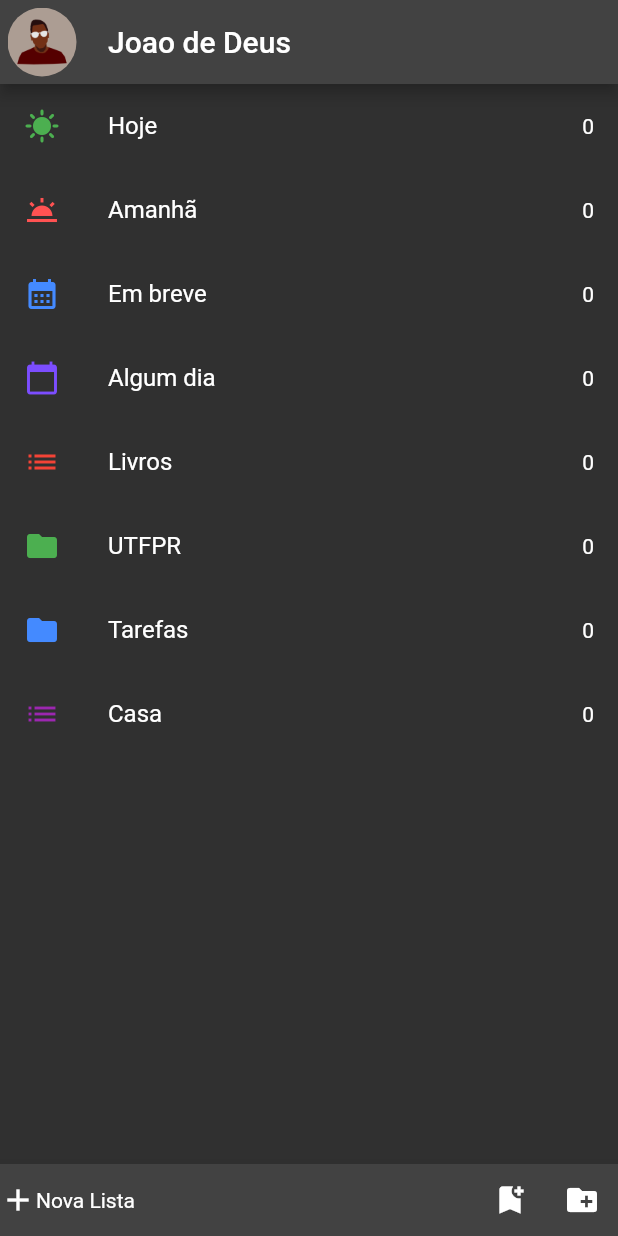
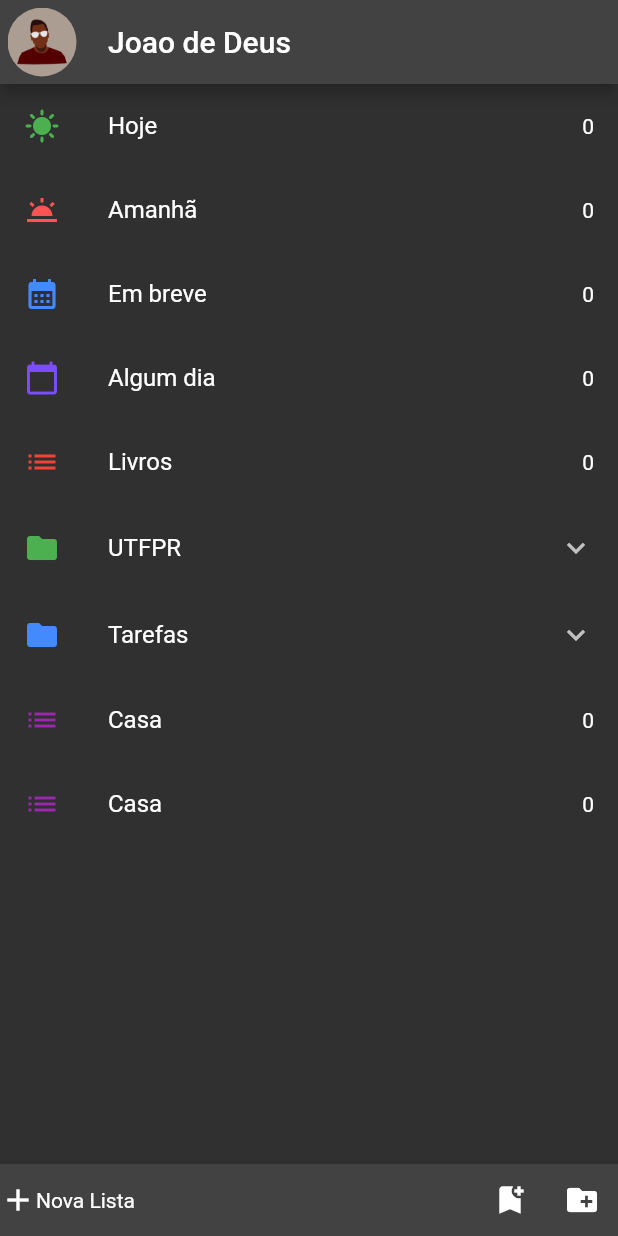
Before and after one commit to laairoy/todo, a Flutter app: the screen it shows after launch, on a phone screen of 412 x 824 dp. Run offline on Flutter 3.47's test engine with Material 2 defaults, Android fonts, the phone set to English and light mode, and no system bars.

Commit message:
showing list inside folders.

```diff
--- a/lib/pages/home_page.dart
+++ b/lib/pages/home_page.dart
@@ -32,6 +32,7 @@ class HomePage extends StatelessWidget {
         children: [
           ListView.builder(
             shrinkWrap: true,
+            physics: NeverScrollableScrollPhysics(),
             itemCount: fixedList.length,
             itemBuilder: (context, int index) {
               return ListTile(
@@ -43,15 +44,37 @@ class HomePage extends StatelessWidget {
           ),
           ListView.builder(
             shrinkWrap: true,
+            physics: NeverScrollableScrollPhysics(),
             itemCount: loadList.length,
             itemBuilder: (context, int index) {
-              return ListTile(
-                title: Text(loadList[index].name),
-                leading: loadList[index].type == ItemType.FOLDER
-                    ? Icon(Icons.folder, color: loadList[index].color)
-                    : Icon(Icons.list, color: loadList[index].color),
-                trailing: const Text('0'),
-              );
+              return loadList[index].type == ItemType.FOLDER
+                  ? ExpansionTile(
+                      title: Text(loadList[index].name),
+                      leading: Icon(Icons.folder, color: loadList[index].color),
+                      childrenPadding: EdgeInsets.only(left: 10),
+                      children: [
+                        ListView.builder(
+                          shrinkWrap: true,
+                          physics: NeverScrollableScrollPhysics(),
+                          itemCount:
+                              (loadList[index] as FolderItem).iList.length,
+                          itemBuilder: (BuildContext context, int i) {
+                            List<ListItem> subList =
+                                (loadList[index] as FolderItem).iList;
+                            return ListTile(
+                              title: Text(subList[i].name),
+                              leading: Icon(Icons.list, color: subList[i].color),
+                              trailing: const Text('0'),
+                            );
+                          },
+                        ),
+                      ],
+                    )
+                  : ListTile(
+                      title: Text(loadList[index].name),
+                      leading: Icon(Icons.list, color: loadList[index].color),
+                      trailing: const Text('0'),
+                    );
             },
           ),
         ],
--- a/lib/pages/list_repository.dart
+++ b/lib/pages/list_repository.dart
@@ -1,13 +1,19 @@
-
 import 'package:flutter/material.dart';
 import 'package:todo/pages/load_list.dart';
 
 class ListRepository {
   List<Item> loadList = [
-    ListItem(id: 0, name: 'Livros', color: Colors.red, type: ItemType.LIST),
-    ListItem(id: 1, name: 'UTFPR', color: Colors.green, type: ItemType.FOLDER),
-    ListItem(id: 2, name: 'Tarefas', color: Colors.blueAccent, type: ItemType.FOLDER),
-    ListItem(id: 3, name: 'Casa', color: Colors.purple, type: ItemType.LIST),
-
+    ListItem(id: 0, name: 'Livros', color: Colors.red),
+    FolderItem(
+        id: 1,
+        name: 'UTFPR',
+        color: Colors.green,
+        iList: [ListItem(id: 5, name: 'Testes', color: Colors.blueAccent)]),
+    FolderItem(id: 2, name: 'Tarefas', color: Colors.blueAccent, iList: [
+      ListItem(id: 6, name: 'Trabalho', color: Colors.greenAccent),
+      ListItem(id: 8, name: 'Escola', color: Colors.yellowAccent),
+    ]),
+    ListItem(id: 3, name: 'Casa', color: Colors.purple),
+    ListItem(id: 3, name: 'Casa', color: Colors.purple),
   ];
 }
--- a/lib/pages/load_list.dart
+++ b/lib/pages/load_list.dart
@@ -15,13 +15,14 @@ abstract class Item {
 }
 
 class FolderItem extends Item {
-  FolderItem({required int id, required String name, required Color color, required ItemType type})
-      : super(id: id, name: name, color: color, type: type);
+  List<ListItem> iList;
+  FolderItem({required int id, required String name, required Color color, required this.iList})
+      : super(id: id, name: name, color: color, type: ItemType.FOLDER);
 }
 
 class ListItem extends Item {
-  ListItem({required int id, required String name, required Color color, required ItemType type})
-      : super(id: id, name: name, color: color, type: type);
+  ListItem({required int id, required String name, required Color color})
+      : super(id: id, name: name, color: color, type: ItemType.LIST);
 }
 
 enum ItemType {
```
